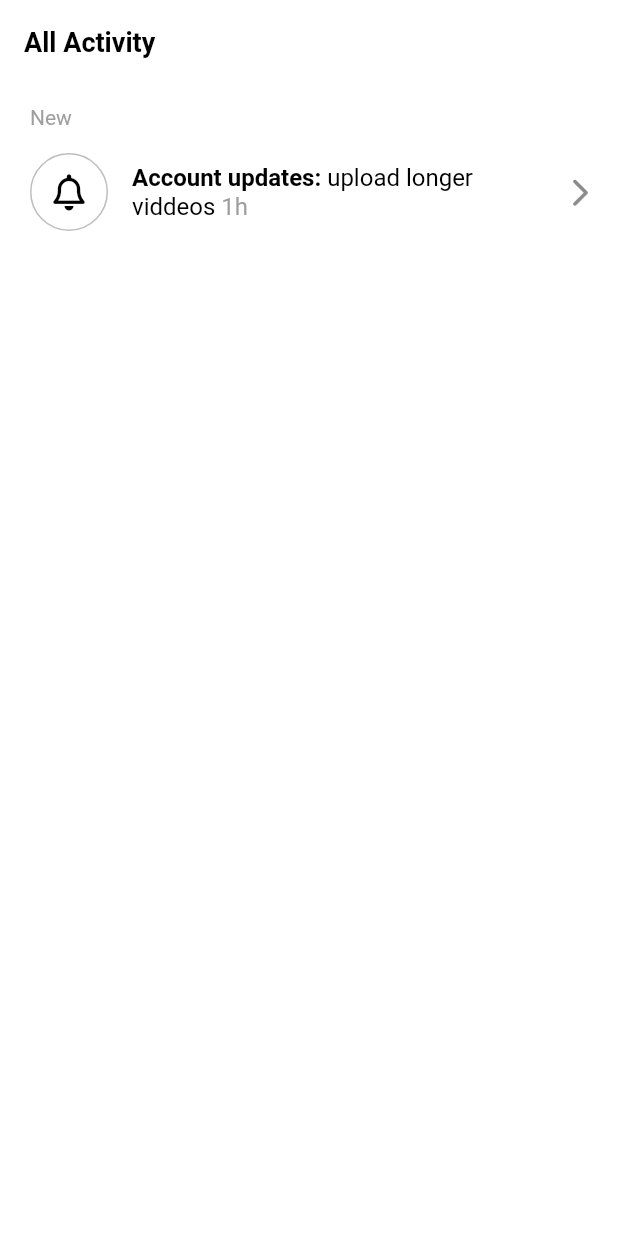
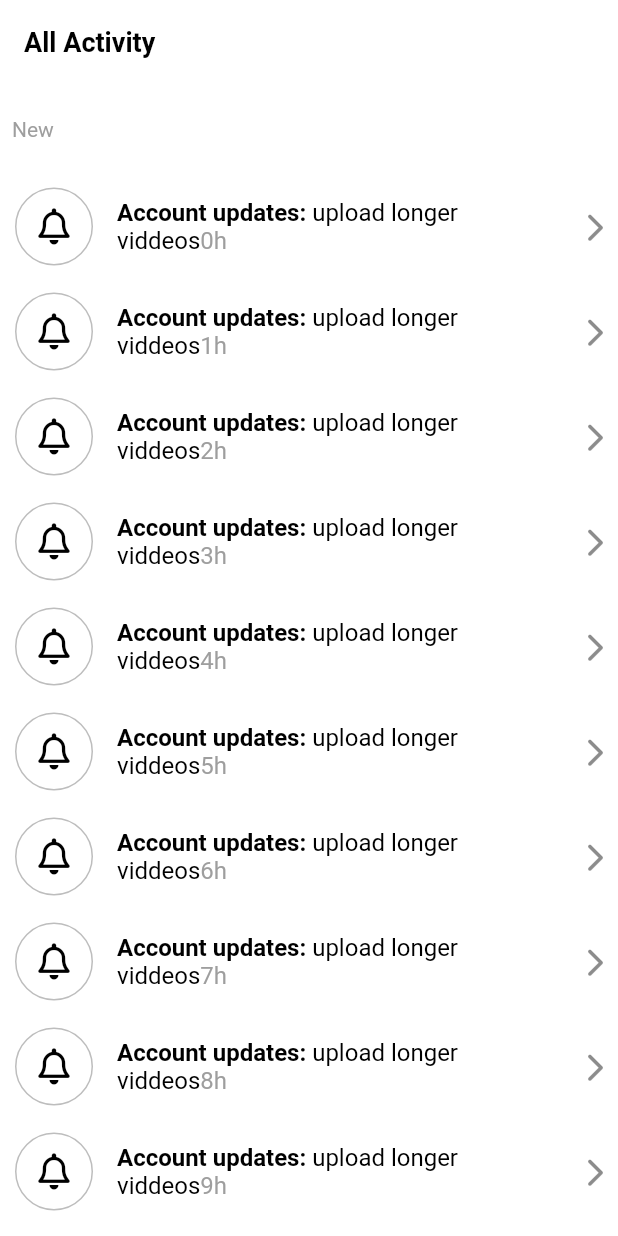
Before and after one commit to wogks/kill_tiktok, a Flutter app: the screen it shows after launch, on a phone screen of 412 x 824 dp. Run offline on Flutter 3.47's test engine with Material 2 defaults, Android fonts, the phone set to English and light mode, and no system bars; our stand-ins replace font_awesome_flutter, marquee, video_player, visibility_detector.

Commit message:
Feat: ondismissed

```diff
--- a/lib/features/inbox/activity_screen.dart
+++ b/lib/features/inbox/activity_screen.dart
@@ -3,8 +3,21 @@ import 'package:font_awesome_flutter/font_awesome_flutter.dart';
 import 'package:kill_tiktok/constants/gaps.dart';
 import 'package:kill_tiktok/constants/sizes.dart';
 
-class ActivityScreen extends StatelessWidget {
+class ActivityScreen extends StatefulWidget {
   const ActivityScreen({super.key});
+
+  @override
+  State<ActivityScreen> createState() => _ActivityScreenState();
+}
+
+class _ActivityScreenState extends State<ActivityScreen> {
+  final List<String> _notifications = List.generate(20, (index) => '${index}h');
+
+  void _onDismissed(String notification) {
+    //옆으로 슬라이드할때 진짜로 지우는 메서드
+    _notifications.remove(notification);
+    setState(() {});
+  }
 
   @override
   Widget build(BuildContext context) {
@@ -13,18 +26,22 @@ class ActivityScreen extends StatelessWidget {
         title: const Text('All Activity'),
       ),
       body: ListView(
-        padding: const EdgeInsets.symmetric(horizontal: Sizes.size20),
         children: [
           Gaps.v14,
-          Text(
+          Padding(
+            padding: const EdgeInsets.all(8.0),
+            child: Text(
               'New',
-            style:
-                TextStyle(fontSize: Sizes.size14, color: Colors.grey.shade500),
+              style: TextStyle(
+                  fontSize: Sizes.size14, color: Colors.grey.shade500),
+            ),
           ),
           Gaps.v14,
+          for (var notification in _notifications)
             //밀어서 삭제
             Dismissible(
-            key: const Key('X'),
+              onDismissed: (direction) => _onDismissed(notification),
+              key: Key(notification),
               background: Container(
                 //아이콘 위치
                 alignment: Alignment.centerLeft,
@@ -46,8 +63,10 @@ class ActivityScreen extends StatelessWidget {
                 ),
               ),
               child: ListTile(
+                minVerticalPadding: Sizes.size16,
                 //padding of listile
-              contentPadding: EdgeInsets.zero,
+                contentPadding:
+                    const EdgeInsets.symmetric(horizontal: Sizes.size10),
                 leading: Container(
                   width: Sizes.size52,
                   decoration: BoxDecoration(
@@ -74,7 +93,7 @@ class ActivityScreen extends StatelessWidget {
                         style: TextStyle(fontWeight: FontWeight.normal),
                       ),
                       TextSpan(
-                      text: " 1h",
+                        text: '$notification',
                         style: TextStyle(
                             fontWeight: FontWeight.normal,
                             color: Colors.grey.shade500),
--- a/lib/main.dart
+++ b/lib/main.dart
@@ -1,6 +1,5 @@
 import 'package:flutter/material.dart';
 import 'package:kill_tiktok/features/inbox/activity_screen.dart';
-import 'package:kill_tiktok/features/main_navigation/main_navigation_screen.dart';
 
 import 'constants/sizes.dart';
 
```
Lines whose indentation alone changed are shown as unchanged.
